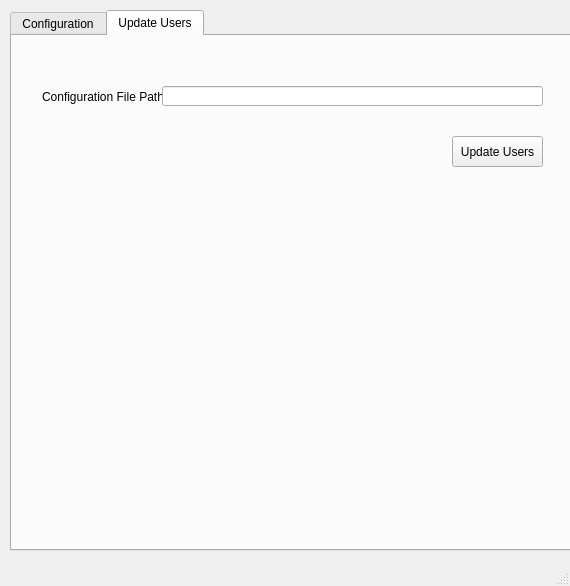
Before: the Qt Designer form resource/ui_main_window_base.ui in harikanthan/user-update, drawn with Qt 5.
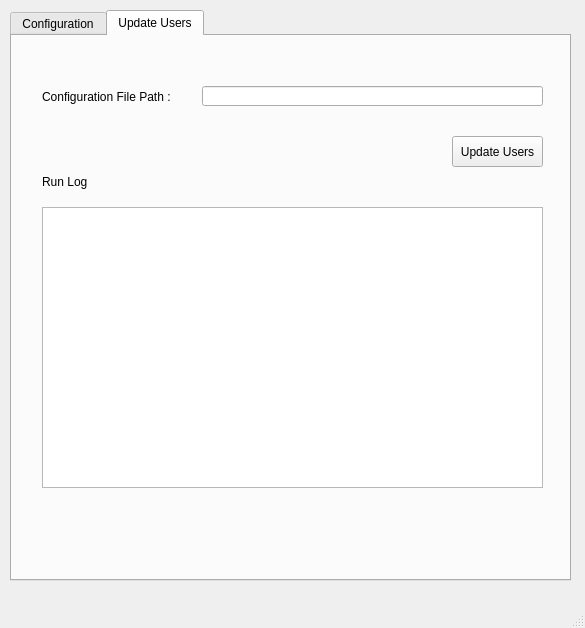
After: the same form once the commit is applied. The open tabs and pages were chosen to show the change.

```diff
--- a/resource/ui_main_window_base.ui
+++ b/resource/ui_main_window_base.ui
@@ -6,8 +6,8 @@
    <rect>
     <x>0</x>
     <y>0</y>
-    <width>570</width>
-    <height>586</height>
+    <width>585</width>
+    <height>628</height>
    </rect>
   </property>
   <property name="windowTitle">
@@ -23,7 +23,7 @@
       <x>10</x>
       <y>10</y>
       <width>561</width>
-      <height>541</height>
+      <height>571</height>
      </rect>
     </property>
     <property name="sizePolicy">
@@ -425,7 +425,7 @@
        <rect>
         <x>30</x>
         <y>50</y>
-        <width>121</width>
+        <width>141</width>
         <height>21</height>
        </rect>
       </property>
@@ -436,13 +436,49 @@
      <widget class="QLineEdit" name="config_File_name_readOnly">
       <property name="geometry">
        <rect>
-        <x>150</x>
+        <x>190</x>
         <y>50</y>
-        <width>381</width>
+        <width>341</width>
         <height>20</height>
        </rect>
       </property>
      </widget>
+     <widget class="QTextBrowser" name="console_log">
+      <property name="geometry">
+       <rect>
+        <x>30</x>
+        <y>171</y>
+        <width>501</width>
+        <height>281</height>
+       </rect>
+      </property>
+     </widget>
+     <widget class="QLabel" name="label_5">
+      <property name="geometry">
+       <rect>
+        <x>30</x>
+        <y>135</y>
+        <width>111</width>
+        <height>21</height>
+       </rect>
+      </property>
+      <property name="text">
+       <string>Run Log</string>
+      </property>
+     </widget>
+     <widget class="QLabel" name="message_UpdUser_tab">
+      <property name="geometry">
+       <rect>
+        <x>10</x>
+        <y>10</y>
+        <width>541</width>
+        <height>21</height>
+       </rect>
+      </property>
+      <property name="text">
+       <string/>
+      </property>
+     </widget>
     </widget>
    </widget>
   </widget>
```
Left out of the diff: 2 changed lines with no effect on the pictures.
